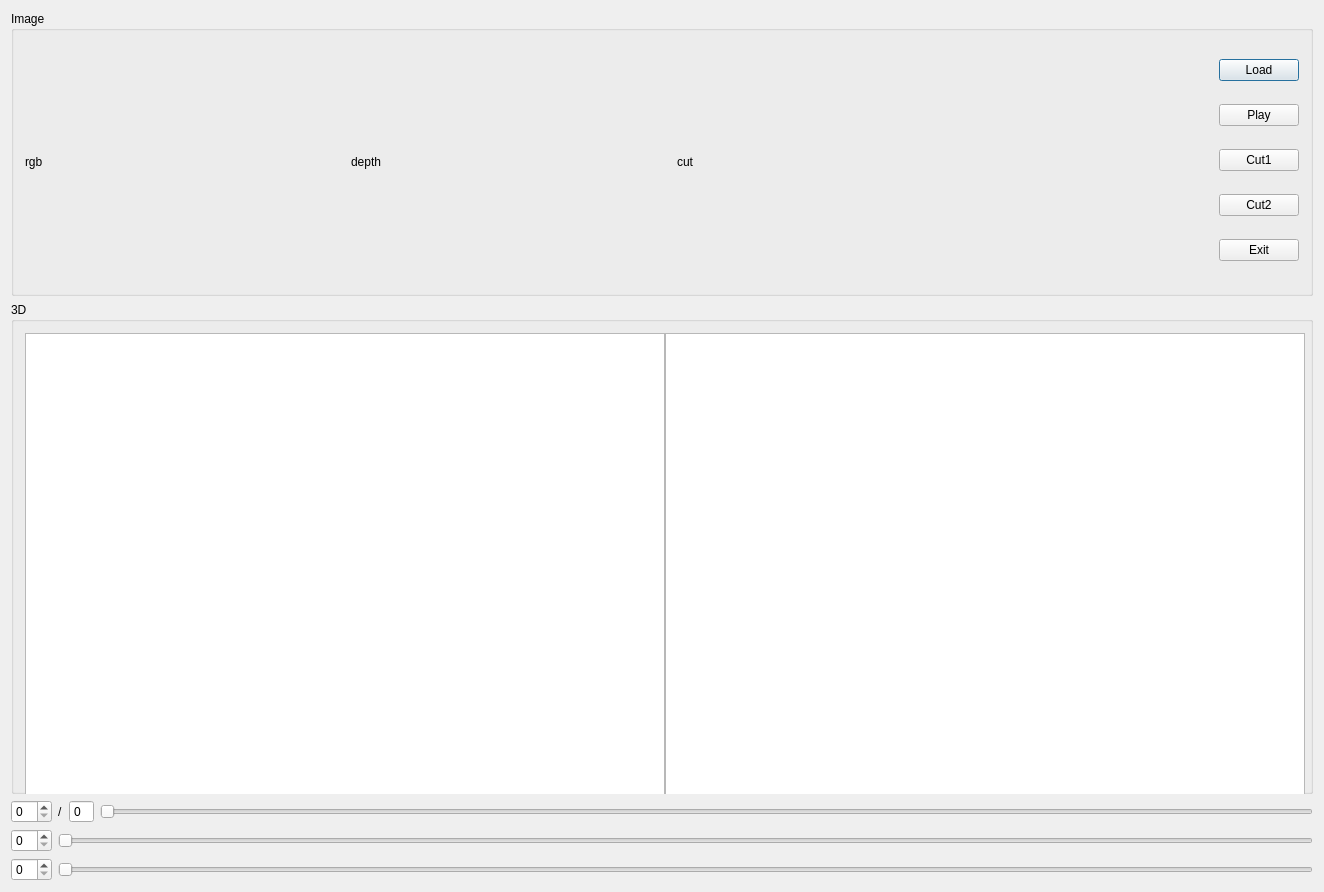
This is members/hounhoun/PostProcessing/PostProcessing/PostProcessing.ui in princetonpku/hccl-archive as Qt 5 draws it before an edit. The edited form follows.
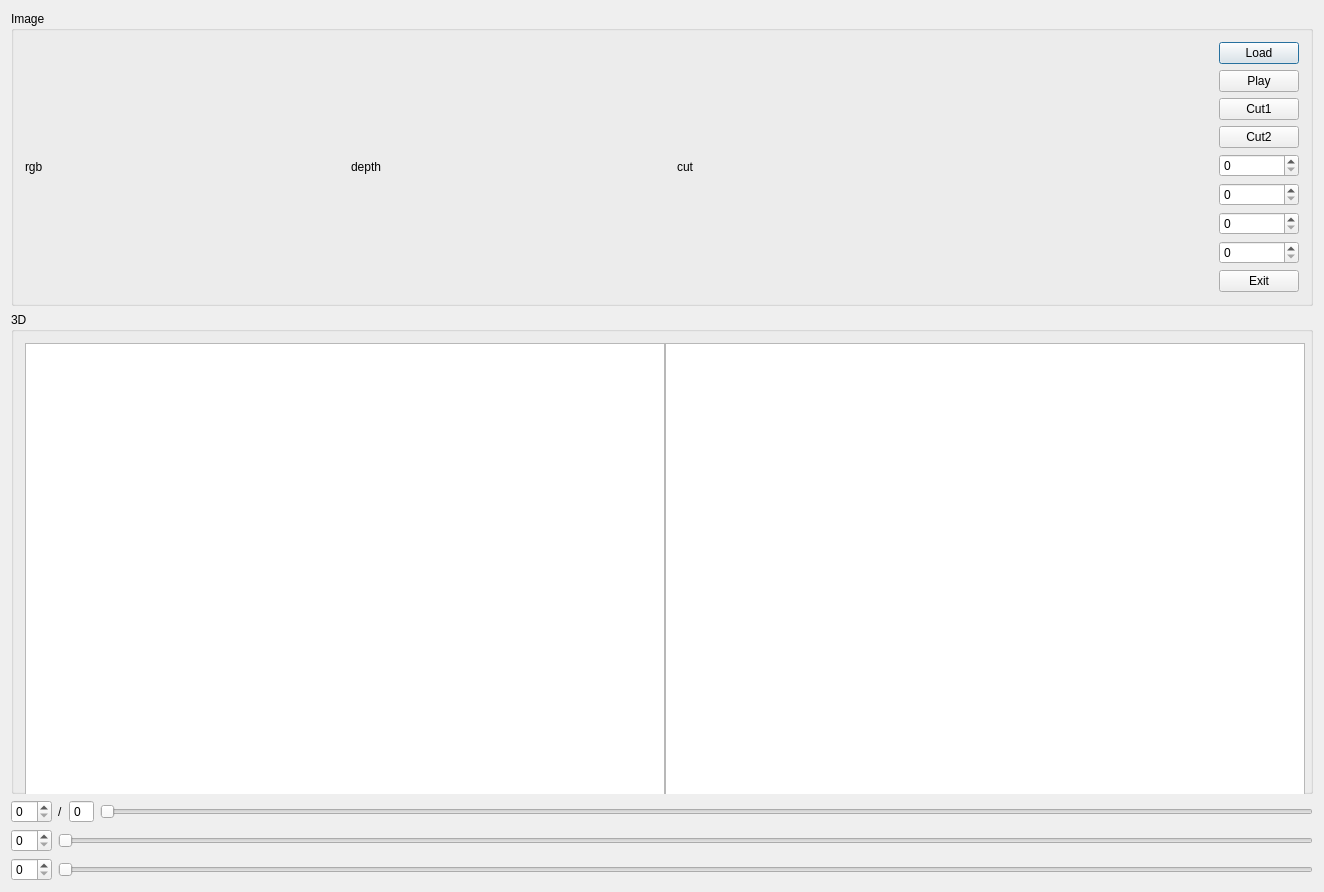
This is the edited form. Custom widgets are drawn as their Qt base class.

Diff of the .ui file:
```diff
--- a/members/hounhoun/PostProcessing/PostProcessing/PostProcessing.ui
+++ b/members/hounhoun/PostProcessing/PostProcessing/PostProcessing.ui
@@ -108,6 +108,34 @@
           </property>
          </widget>
         </item>
+        <item>
+         <widget class="QSpinBox" name="spinBox_x">
+          <property name="maximum">
+           <number>1000</number>
+          </property>
+         </widget>
+        </item>
+        <item>
+         <widget class="QSpinBox" name="spinBox_y">
+          <property name="maximum">
+           <number>1000</number>
+          </property>
+         </widget>
+        </item>
+        <item>
+         <widget class="QSpinBox" name="spinBox_w">
+          <property name="maximum">
+           <number>1000</number>
+          </property>
+         </widget>
+        </item>
+        <item>
+         <widget class="QSpinBox" name="spinBox_h">
+          <property name="maximum">
+           <number>1000</number>
+          </property>
+         </widget>
+        </item>
         <item>
          <widget class="QPushButton" name="pushButton_exit">
           <property name="text">
```
